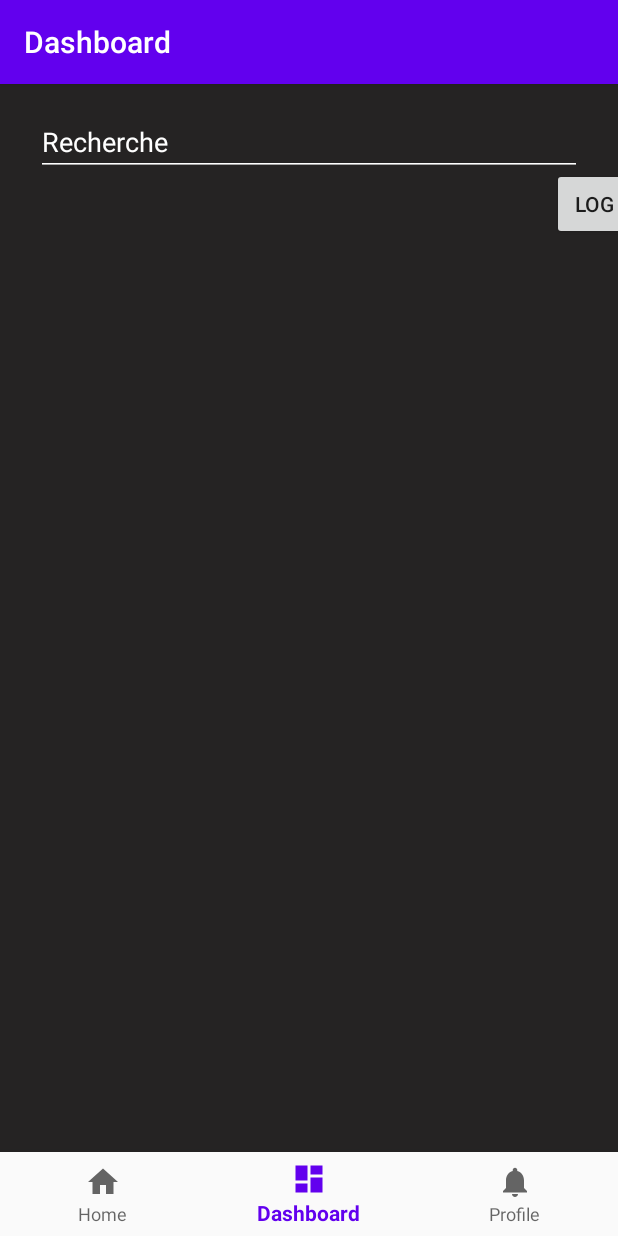
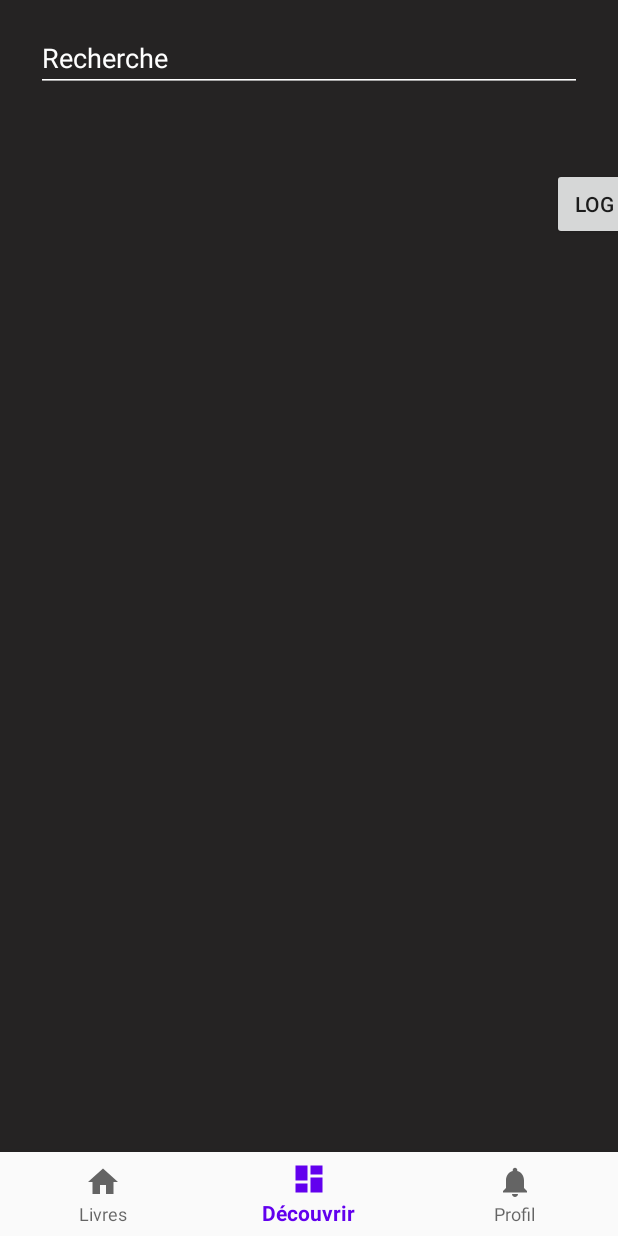
Before and after one commit to Noelle15/dutapp_appMobile, an Android app: the DashboardFragment screen opened through its navigation route, on a phone screen of 412 x 824 dp. Run offline under Robolectric (Android 15) with nearby library versions, the phone set to English and light mode, and no system bars; our stand-ins replace Firebase (no records; nobody signed in at launch, a user with empty details on screens opened directly), navigation-ui.

Commit message:
nom menu à jour

```diff
--- a/app/src/main/AndroidManifest.xml
+++ b/app/src/main/AndroidManifest.xml
@@ -12,7 +12,8 @@
         android:label="@string/app_name"
         android:roundIcon="@mipmap/ic_launcher_round"
         android:supportsRtl="true"
-        android:theme="@style/AppTheme">
+        android:theme="@style/AppTheme.NoActionBar">
+
         <activity
             android:name=".MainActivity"
             android:label="@string/app_name">
--- a/app/src/main/java/com/example/dut_app_mobile/MainActivity.java
+++ b/app/src/main/java/com/example/dut_app_mobile/MainActivity.java
@@ -3,14 +3,12 @@ package com.example.dut_app_mobile;
 
 import android.content.Intent;
 import android.os.Bundle;
-import android.util.Log;
 import android.view.View;
 import android.widget.Button;
 
 import com.example.dut_app_mobile.ui.login.LoginActivity;
 import com.google.android.material.bottomnavigation.BottomNavigationView;
 import com.google.firebase.auth.FirebaseAuth;
-import com.google.firebase.firestore.FirebaseFirestore;
 
 import androidx.appcompat.app.AppCompatActivity;
 import androidx.navigation.NavController;
@@ -18,9 +16,7 @@ import androidx.navigation.Navigation;
 import androidx.navigation.ui.AppBarConfiguration;
 import androidx.navigation.ui.NavigationUI;
 
-import model.BDD;
-
-public class MainActivity extends AppCompatActivity {
+public class MainActivity extends AppCompatActivity{
     private FirebaseAuth mAuth;
     @Override
     protected void onCreate(Bundle savedInstanceState) {
@@ -32,10 +28,10 @@ public class MainActivity extends AppCompatActivity {
         // Passing each menu ID as a set of Ids because each
         // menu should be considered as top level destinations.
         AppBarConfiguration appBarConfiguration = new AppBarConfiguration.Builder(
-                R.id.navigation_home, R.id.navigation_dashboard, R.id.navigation_profile)
+                R.id.navigation_livre, R.id.navigation_decouvrir, R.id.navigation_profil)
                 .build();
         NavController navController = Navigation.findNavController(this, R.id.nav_host_fragment);
-        NavigationUI.setupActionBarWithNavController(this, navController, appBarConfiguration);
+
         NavigationUI.setupWithNavController(navView, navController);
 
 
--- a/app/src/main/java/com/example/dut_app_mobile/ui/dashboard/DashboardFragment.java
+++ b/app/src/main/java/com/example/dut_app_mobile/ui/dashboard/DashboardFragment.java
@@ -4,12 +4,9 @@ import android.os.Bundle;
 import android.view.LayoutInflater;
 import android.view.View;
 import android.view.ViewGroup;
-import android.widget.TextView;
 
 import androidx.annotation.NonNull;
-import androidx.annotation.Nullable;
 import androidx.fragment.app.Fragment;
-import androidx.lifecycle.Observer;
 import androidx.lifecycle.ViewModelProviders;
 
 import com.example.dut_app_mobile.R;
@@ -22,7 +19,7 @@ public class DashboardFragment extends Fragment {
                              ViewGroup container, Bundle savedInstanceState) {
         dashboardViewModel =
                 ViewModelProviders.of(this).get(DashboardViewModel.class);
-        View root = inflater.inflate(R.layout.fragment_dashboard, container, false);
+        View root = inflater.inflate(R.layout.decouvrir, container, false);
         return root;
     }
 }
--- a/app/src/main/java/com/example/dut_app_mobile/ui/home/HomeFragment.java
+++ b/app/src/main/java/com/example/dut_app_mobile/ui/home/HomeFragment.java
@@ -4,12 +4,9 @@ import android.os.Bundle;
 import android.view.LayoutInflater;
 import android.view.View;
 import android.view.ViewGroup;
-import android.widget.TextView;
 
 import androidx.annotation.NonNull;
-import androidx.annotation.Nullable;
 import androidx.fragment.app.Fragment;
-import androidx.lifecycle.Observer;
 import androidx.lifecycle.ViewModelProviders;
 
 import com.example.dut_app_mobile.R;
@@ -22,7 +19,7 @@ public class HomeFragment extends Fragment {
                              ViewGroup container, Bundle savedInstanceState) {
         homeViewModel =
                 ViewModelProviders.of(this).get(HomeViewModel.class);
-        View root = inflater.inflate(R.layout.fragment_home, container, false);
+        View root = inflater.inflate(R.layout.livre, container, false);
         return root;
     }
 }
--- a/app/src/main/res/menu/bottom_nav_menu.xml
+++ b/app/src/main/res/menu/bottom_nav_menu.xml
@@ -2,18 +2,18 @@
 <menu xmlns:android="http://schemas.android.com/apk/res/android">
 
     <item
-        android:id="@+id/navigation_home"
+        android:id="@+id/navigation_livre"
         android:icon="@drawable/ic_home_black_24dp"
-        android:title="@string/title_home" />
+        android:title="@string/title_livre" />
 
     <item
-        android:id="@+id/navigation_dashboard"
+        android:id="@+id/navigation_decouvrir"
         android:icon="@drawable/ic_dashboard_black_24dp"
-        android:title="@string/title_dashboard" />
+        android:title="@string/title_decouvrir" />
 
     <item
-        android:id="@+id/navigation_profile"
+        android:id="@+id/navigation_profil"
         android:icon="@drawable/ic_notifications_black_24dp"
-        android:title="@string/title_profile" />
+        android:title="@string/title_profil" />
 
 </menu>
--- a/app/src/main/res/navigation/mobile_navigation.xml
+++ b/app/src/main/res/navigation/mobile_navigation.xml
@@ -3,23 +3,23 @@
     xmlns:app="http://schemas.android.com/apk/res-auto"
     xmlns:tools="http://schemas.android.com/tools"
     android:id="@+id/mobile_navigation"
-    app:startDestination="@+id/navigation_home">
+    app:startDestination="@+id/navigation_profil">
 
     <fragment
-        android:id="@+id/navigation_home"
+        android:id="@+id/navigation_livre"
         android:name="com.example.dut_app_mobile.ui.home.HomeFragment"
-        android:label="@string/title_home"
-        tools:layout="@layout/fragment_home" />
+        android:label="@string/title_livre"
+        tools:layout="@layout/livre" />
 
     <fragment
-        android:id="@+id/navigation_dashboard"
+        android:id="@+id/navigation_decouvrir"
         android:name="com.example.dut_app_mobile.ui.dashboard.DashboardFragment"
-        android:label="@string/title_dashboard"
-        tools:layout="@layout/fragment_dashboard" />
+        android:label="@string/title_decouvrir"
+        tools:layout="@layout/decouvrir" />
 
     <fragment
-        android:id="@+id/navigation_profile"
+        android:id="@+id/navigation_profil"
         android:name="com.example.dut_app_mobile.ui.notifications.NotificationsFragment"
-        android:label="@string/title_notifications"
+        android:label="@string/title_profil"
         tools:layout="@layout/profile" />
 </navigation>
--- a/app/src/main/res/values/strings.xml
+++ b/app/src/main/res/values/strings.xml
@@ -12,7 +12,7 @@
     <string name="invalid_username">Not a valid username</string>
     <string name="invalid_password">Password must be >5 characters</string>
     <string name="login_failed">"Login failed"</string>
-    <string name="title_profile">Profile</string>
+    <string name="title_profil">Profil</string>
     <string name="profile_pic">profile picture</string>
     <string name="profile_pseudo">pseudo</string>
     <string name="temps_lecture">Temps passé en lecture</string>
@@ -20,4 +20,6 @@
     <string name="label_livre">Mes Livres</string>
     <string name="livres_lire">Livres à lire</string>
     <string name="prompt_recherche">Recherche</string>
+    <string name="title_livre">Livres</string>
+    <string name="title_decouvrir">Découvrir</string>
 </resources>
--- a/app/src/main/res/values/styles.xml
+++ b/app/src/main/res/values/styles.xml
@@ -14,4 +14,9 @@
         <item name="colorPrimaryDark">@color/colorPrimaryDark</item>
         <item name="colorAccent">@color/colorAccent</item>
     </style>
+
+    <style name="AppTheme.NoActionBar">
+        <item name="windowActionBar">false</item>
+        <item name="windowNoTitle">true</item>
+    </style>
 </resources>
```
Also changed, not shown: app/src/main/res/layout/decouvrir.xml (renamed from app/src/main/res/layout/fragment_dashboard.xml), app/src/main/res/layout/livre.xml (renamed from app/src/main/res/layout/fragment_home.xml).
